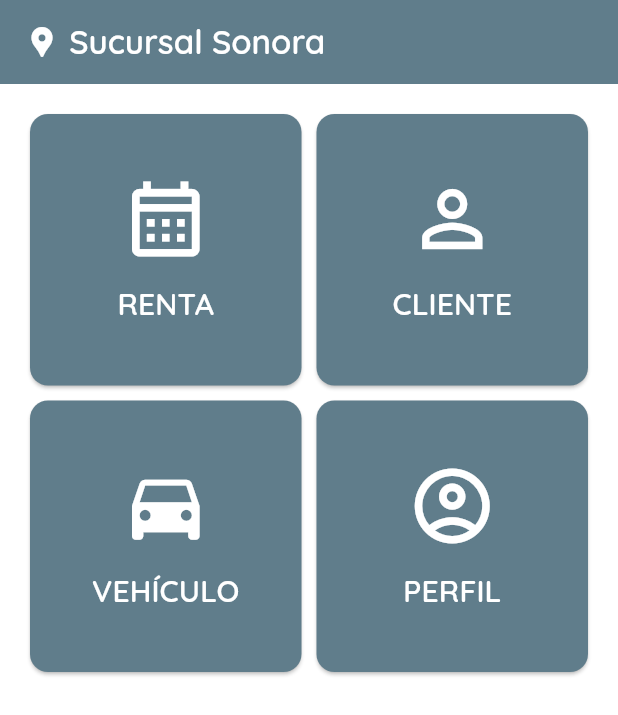
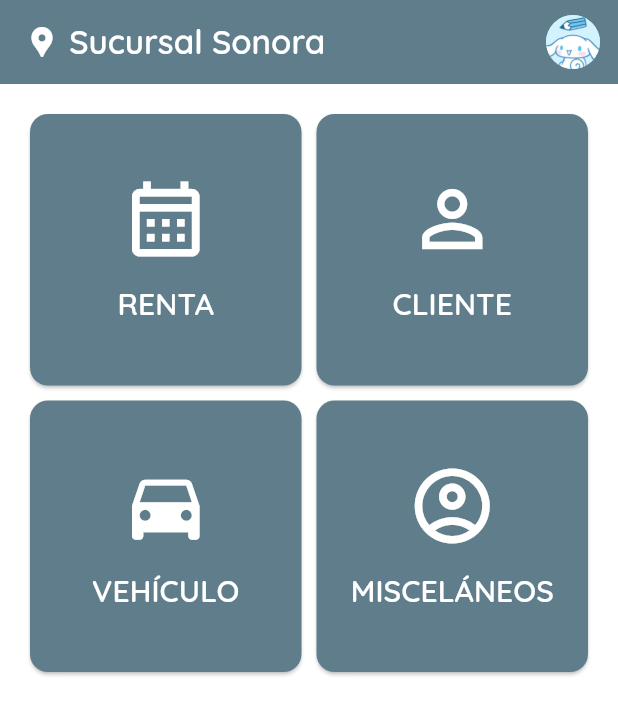
Before and after one commit to JoseBarajasuwu/app_renta_carros, a Flutter app: the screen it shows after launch, on a phone screen of 412 x 824 dp. Shown: the top 715 px of the screen. Run offline on Flutter 3.47's test engine with Material 3 defaults, Android fonts, the phone set to English and light mode, and no system bars; our stand-ins replace open_file, table_calendar; missing offline and left inert: bitsdojo_window, excel, sqlite3.

Commit message:
Se continua trabajando

```diff
--- a/lib/database/rentas_db.dart
+++ b/lib/database/rentas_db.dart
@@ -193,7 +193,6 @@ class RentaDAO {
     ''',
       [fecha, fecha],
     );
-    print(result);
     // Construir lista de mapas
     return result.map((row) {
       return {
@@ -236,7 +235,6 @@ class RentaDAO {
     ''',
       [carroID],
     );
-    print(result);
     // Construir lista de mapas
     return result.map((row) {
       return {'Fecha': row['Fecha']};
@@ -269,7 +267,6 @@ class RentaDAO {
     ''',
       [rentaID],
     );
-    print(result);
     // Construir lista de mapas
     return result.map((row) {
       return {'Fecha': row['Fecha']};
--- /dev/null
+++ b/lib/notas.txt
@@ -0,0 +1,3 @@
+1.- Se tiene que revisar el como se calcula el precio total, cuando se edita.
+2.- Boton de entregar y agregar un dia ()
+3.- Agregar el costo unitario de la renta y no el costo por dias
--- a/lib/presentation/agendar/agenda_page.dart
+++ b/lib/presentation/agendar/agenda_page.dart
@@ -97,7 +97,6 @@ class _AgendarPageState extends State<AgendarPage> {
     final lista = ClienteDAO.obtenerClienteAgenda();
     setState(() {
       lUsuarios = lista;
-      print(lUsuarios);
     });
   }
 
@@ -125,7 +124,6 @@ class _AgendarPageState extends State<AgendarPage> {
     final lista = CarroDAO.obtenerPrecioCarro(carroID: widget.carroID);
     lPrecio = lista;
     costoCtrl.text = lPrecio[0]["Costo"].toString();
-    print(lPrecio);
   }
 
   Future<void> cargaDiasOcupados() async {
--- a/lib/presentation/home/home.dart
+++ b/lib/presentation/home/home.dart
@@ -24,7 +24,7 @@ class HomeScreen extends StatelessWidget {
       'pantalla': const HomeScreen(),
     },
     {
-      'texto': 'PERFIL',
+      'texto': 'MISCELÁNEOS',
       'icono': Icons.account_circle_outlined,
       'color': Colors.blueGrey,
       'pantalla': const HomeScreen(),
@@ -36,9 +36,9 @@ class HomeScreen extends StatelessWidget {
     return Scaffold(
       appBar: AppBar(
         title: Row(
-          children: [
+          children: const [
             Icon(Icons.location_pin, color: Colors.white),
-            const Text(
+            Text(
               ' Sucursal Sonora',
               style: TextStyle(fontFamily: 'Quicksand', color: Colors.white),
             ),
@@ -46,6 +46,23 @@ class HomeScreen extends StatelessWidget {
         ),
         centerTitle: true,
         backgroundColor: Colors.blueGrey,
+        actions: [
+          Padding(
+            padding: const EdgeInsets.only(right: 12),
+            child: GestureDetector(
+              onTap: () {
+                // Navigator.push(
+                //   context,
+                //   MaterialPageRoute(builder: (context) => const PerfilScreen()),
+                // );
+              },
+              child: const CircleAvatar(
+                radius: 18,
+                backgroundImage: AssetImage("assets/imagenes/xd.jpg"),
+              ),
+            ),
+          ),
+        ],
       ),
       body: Padding(
         padding: const EdgeInsets.all(20),
--- a/lib/presentation/login/login_page.dart
+++ b/lib/presentation/login/login_page.dart
@@ -21,7 +21,7 @@ class LoginPage extends StatelessWidget {
               constraints: const BoxConstraints(maxWidth: 500),
               child: Container(
                 decoration: BoxDecoration(
-                  color: Colors.white.withOpacity(0.5),
+                  color: Colors.white.withValues(alpha: 0.5),
                   borderRadius: BorderRadius.circular(16),
                   boxShadow: const [
                     BoxShadow(
--- a/pubspec.yaml
+++ b/pubspec.yaml
@@ -24,7 +24,7 @@ dependencies:
   intl: 0.20.2
   sqlite3: 2.7.6
   open_file: 3.5.10
-
+  path: 1.9.1
 dev_dependencies:
   flutter_test:
     sdk: flutter
```
Also changed, not shown: lib/presentation/calendario/widget/calendario_widget.dart (+10 -10 lines), lib/presentation/clientes_2/clientes_2_page.dart (+10 -0 lines), pubspec.lock.
